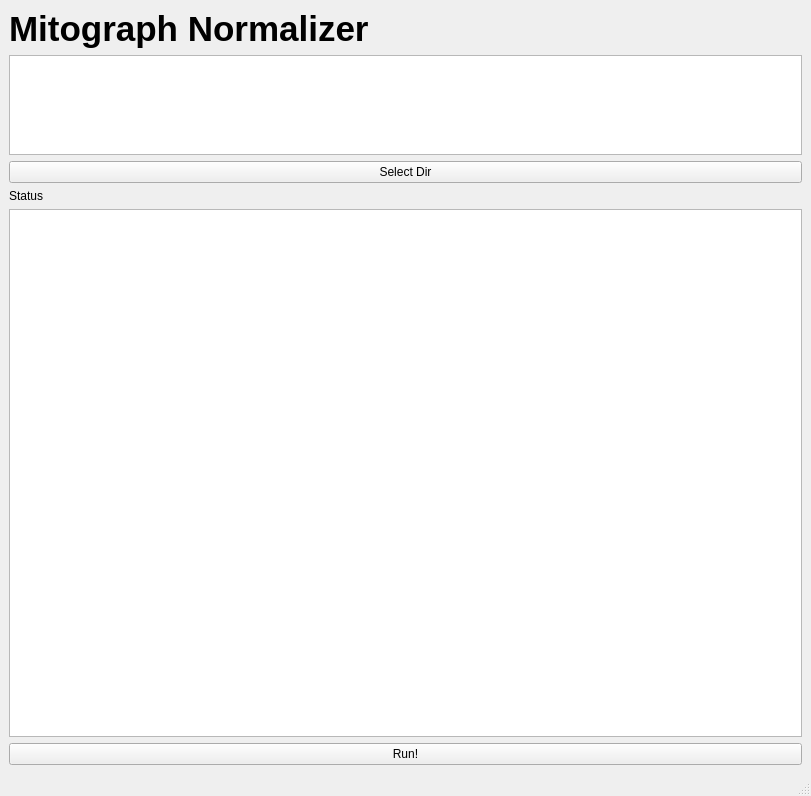
moosekaka/mito_norm, file normalizer.ui: the form before one commit.
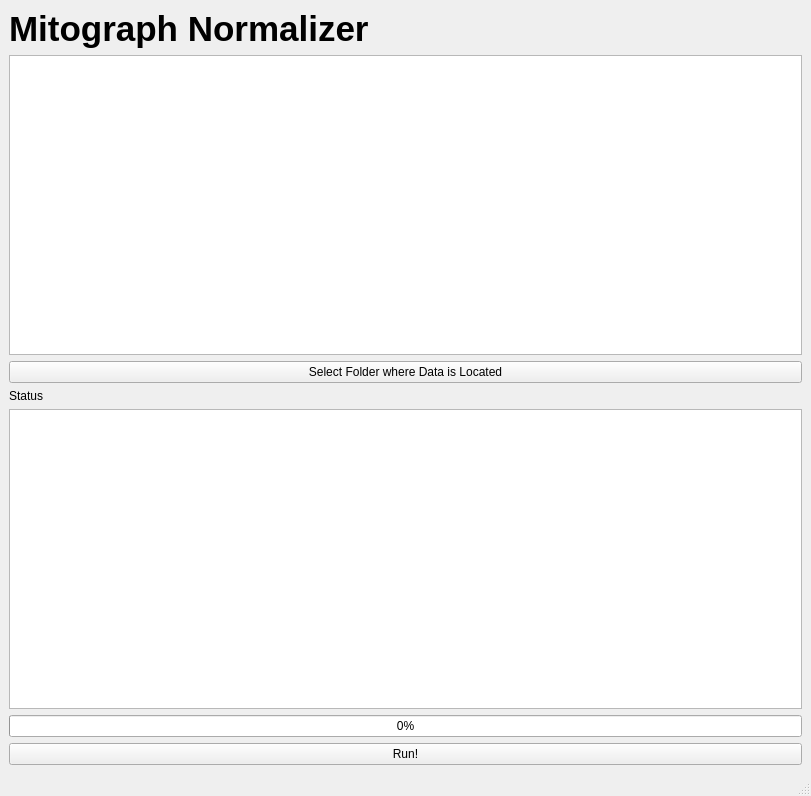
The form after the commit.

What changed in the file:
```diff
--- a/normalizer.ui
+++ b/normalizer.ui
@@ -30,19 +30,12 @@
      </widget>
     </item>
     <item>
-     <widget class="QTextEdit" name="dir_window">
-      <property name="maximumSize">
-       <size>
-        <width>16777215</width>
-        <height>100</height>
-       </size>
-      </property>
-     </widget>
+     <widget class="QListWidget" name="dir_window"/>
     </item>
     <item>
      <widget class="QPushButton" name="dir_button">
       <property name="text">
-       <string>Select Dir</string>
+       <string>Select Folder where Data is Located</string>
       </property>
      </widget>
     </item>
@@ -54,7 +47,14 @@
      </widget>
     </item>
     <item>
-     <widget class="QTextBrowser" name="results_window"/>
+     <widget class="QListWidget" name="results_window"/>
+    </item>
+    <item>
+     <widget class="QProgressBar" name="progress_bar">
+      <property name="value">
+       <number>0</number>
+      </property>
+     </widget>
     </item>
     <item>
      <widget class="QPushButton" name="run_button">
```
